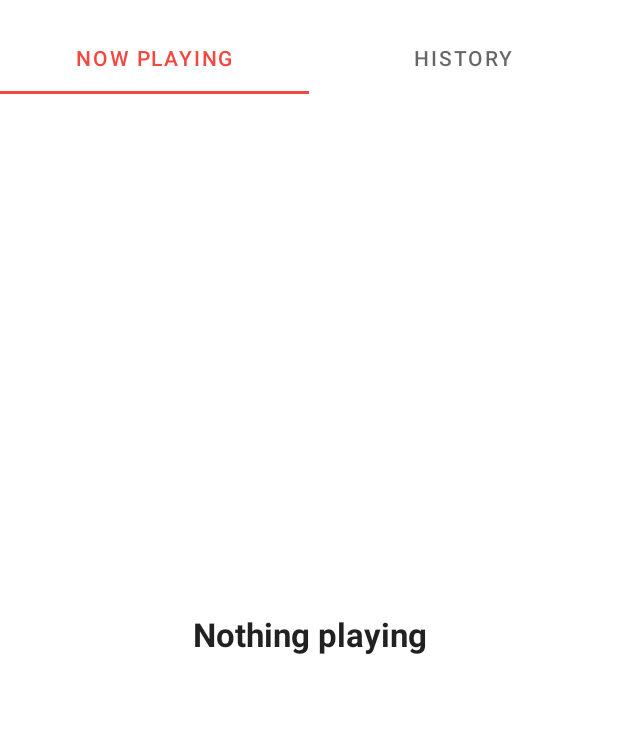
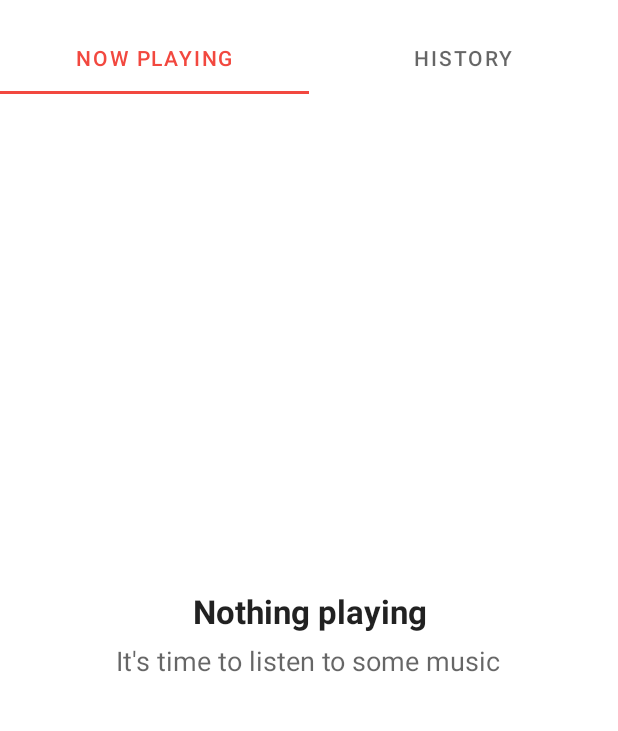
Before and after one commit to SecondThundeR/Scroball-X, an Android app: the NowPlayingFragment screen opened directly, with no data from a screen before it, on a phone screen of 412 x 824 dp, the part 62-793 px from its top. Run offline under Robolectric (Android 15) with nearby library versions, the phone set to English and light mode, and no system bars; libraries missing offline, so code that uses them is left out: com.raizlabs.android, de.umass.lastfm; 4 statements that could not run were skipped.

Commit message:
Update
- Changed some strings
- Dark theme bg color changed to black (For OLED)
- Fixed some bugs
- Version changed to 2.1
- New subtitle for Nothing Playing
- Album cover shadow changed to 24dp

```diff
--- a/app/build.gradle
+++ b/app/build.gradle
@@ -20,8 +20,8 @@ android {
         applicationId 'su.secondthunder.scroball'
         minSdkVersion 23
         targetSdkVersion 29
-        versionCode 4
-        versionName '2.0'
+        versionCode 5
+        versionName '2.1'
         javaCompileOptions {
             annotationProcessorOptions {
                 includeCompileClasspath false
--- a/app/src/main/java/su/secondthunder/scroball/LastfmClient.java
+++ b/app/src/main/java/su/secondthunder/scroball/LastfmClient.java
@@ -26,7 +26,7 @@ import de.umass.lastfm.scrobble.ScrobbleResult;
  * Client for accessing the Last.fm API.
  *
  * <p>Acts as a wrapper around the client in {@link de.umass.lastfm}, providing asynchronous methods
- * and transforming between the Scroball and internal API data types.
+ * and transforming between the Scroball X and internal API data types.
  */
 public class LastfmClient {
 
--- a/app/src/main/java/su/secondthunder/scroball/ui/NowPlayingFragment.java
+++ b/app/src/main/java/su/secondthunder/scroball/ui/NowPlayingFragment.java
@@ -28,6 +28,7 @@ public class NowPlayingFragment extends Fragment {
   private TextView titleTextView;
   private TextView artistTextView;
   private TextView nothingPlayingTextView;
+  private TextView nothingPlayingDescTextView;
 
   @Override
   public View onCreateView(
@@ -38,6 +39,7 @@ public class NowPlayingFragment extends Fragment {
     titleTextView = (TextView) rootView.findViewById(R.id.now_playing_title);
     artistTextView = (TextView) rootView.findViewById(R.id.now_playing_artist);
     nothingPlayingTextView = (TextView) rootView.findViewById(R.id.now_playing_nothing_playing);
+    nothingPlayingDescTextView = (TextView) rootView.findViewById(R.id.now_playing_nothing_playing_desc);
     return rootView;
   }
 
@@ -67,7 +69,7 @@ public class NowPlayingFragment extends Fragment {
     if (track.isValid()) {
       String artistText = track.artist();
       if (track.album().isPresent()) {
-        artistText = String.format("%s — %s", track.artist(), track.album().get());
+        artistText = String.format("%s • %s", track.artist(), track.album().get());
       }
 
       titleTextView.setText(track.track());
@@ -86,9 +88,11 @@ public class NowPlayingFragment extends Fragment {
 
       detailGroup.setVisibility(View.VISIBLE);
       nothingPlayingTextView.setVisibility(View.GONE);
+      nothingPlayingDescTextView.setVisibility(View.GONE);
     } else {
       detailGroup.setVisibility(View.GONE);
       nothingPlayingTextView.setVisibility(View.VISIBLE);
+      nothingPlayingDescTextView.setVisibility(View.VISIBLE);
     }
   }
 }
--- a/app/src/main/java/su/secondthunder/scroball/ui/prefs/MainPreferencesFragment.java
+++ b/app/src/main/java/su/secondthunder/scroball/ui/prefs/MainPreferencesFragment.java
@@ -29,13 +29,13 @@ public class MainPreferencesFragment extends PreferenceFragmentCompat {
             return true;
         });
         findPreference("notifications").setOnPreferenceClickListener(preference -> {
-            Intent intent = new Intent(getActivity(), NotificationPreferencesFragment.class);
+            Intent intent = new Intent(getActivity(), NotificationPreferenceActivity.class);
             intent.addFlags(Intent.FLAG_ACTIVITY_CLEAR_TOP);
             startActivity(intent);
             return false;
         });
         findPreference("players").setOnPreferenceClickListener(preference -> {
-            Intent intent = new Intent(getActivity(), PlayerPreferencesFragment.class);
+            Intent intent = new Intent(getActivity(), PlayerPreferenceActivity.class);
             intent.addFlags(Intent.FLAG_ACTIVITY_CLEAR_TOP);
             startActivity(intent);
             return false;
--- a/app/src/main/java/su/secondthunder/scroball/ui/prefs/PlayerPreferencesFragment.java
+++ b/app/src/main/java/su/secondthunder/scroball/ui/prefs/PlayerPreferencesFragment.java
@@ -19,7 +19,7 @@ import su.secondthunder.scroball.R;
 public class PlayerPreferencesFragment extends PreferenceFragmentCompat {
     @Override
     public void onCreatePreferences(Bundle savedInstanceState, String rootKey) {
-        setPreferencesFromResource(R.xml.pref_notification, rootKey);
+        setPreferencesFromResource(R.xml.pref_players, rootKey);
 
         SharedPreferences sharedPreferences = this.getPreferenceManager().getSharedPreferences();
         Set<String> prefKeys = sharedPreferences.getAll().keySet();
--- a/app/src/main/res/layout/activity_main.xml
+++ b/app/src/main/res/layout/activity_main.xml
@@ -44,7 +44,8 @@
             <com.google.android.material.tabs.TabLayout
                 android:id="@+id/tabs"
                 android:layout_width="match_parent"
-                android:layout_height="wrap_content" />
+                android:layout_height="wrap_content"
+                app:tabBackground="@color/bg" />
 
         </com.google.android.material.appbar.AppBarLayout>
 
--- a/app/src/main/res/layout/fragment_now_playing.xml
+++ b/app/src/main/res/layout/fragment_now_playing.xml
@@ -1,5 +1,6 @@
 <?xml version="1.0" encoding="utf-8"?>
 <LinearLayout xmlns:android="http://schemas.android.com/apk/res/android"
+    xmlns:tools="http://schemas.android.com/tools"
     android:layout_width="match_parent"
     android:layout_height="match_parent"
     xmlns:app="http://schemas.android.com/apk/res-auto"
@@ -18,13 +19,14 @@
             android:layout_centerHorizontal="true"
             android:layout_margin="16dp"
             app:cardCornerRadius="16dp"
-            app:cardElevation="12dp"
+            app:cardElevation="24dp"
             app:cardMaxElevation="12dp">
 
             <ImageView
                 android:id="@+id/now_playing_art"
                 android:layout_width="match_parent"
                 android:layout_height="match_parent"
+                android:contentDescription="@string/albumart_desc"
                 android:scaleType="fitCenter"
                 android:src="@mipmap/ic_launcher" />
         </androidx.cardview.widget.CardView>
@@ -35,28 +37,47 @@
             android:layout_width="match_parent"
             android:layout_height="wrap_content"
             android:layout_below="@+id/now_playing_art_card"
-            android:text="Track"
+            android:layout_marginLeft="8dp"
+            android:layout_marginRight="8dp"
+            android:text="@string/track"
             android:textAlignment="center"
             android:textStyle="bold" />
+
         <TextView
             android:id="@+id/now_playing_artist"
+            style="@android:style/TextAppearance.Small"
             android:layout_width="match_parent"
             android:layout_height="wrap_content"
             android:layout_below="@+id/now_playing_title"
-            android:text="Artist — Album"
-            android:textAlignment="center"
-            style="@android:style/TextAppearance.Small"/>
+            android:layout_marginLeft="8dp"
+            android:layout_marginTop="4dp"
+            android:layout_marginRight="8dp"
+            android:text="@string/album"
+            android:textAlignment="center" />
     </RelativeLayout>
 
     <TextView
         android:id="@+id/now_playing_nothing_playing"
-        android:layout_width="match_parent"
-        android:layout_height="match_parent"
+        style="@android:style/TextAppearance.Large"
+        android:layout_width="wrap_content"
+        android:layout_height="wrap_content"
+        android:layout_gravity="center"
         android:text="@string/nothing_playing"
+        android:layout_marginBottom="4dp"
         android:textAlignment="center"
-        android:gravity="center"
+        android:textColor="?android:textColorPrimary"
         android:textStyle="bold"
-        android:textColor="?android:textColorPrimary"
-        android:visibility="gone"
-        style="@android:style/TextAppearance.Large"/>
+        android:visibility="gone" />
+
+    <TextView
+        android:id="@+id/now_playing_nothing_playing_desc"
+        style="@android:style/TextAppearance.Medium"
+        android:layout_width="wrap_content"
+        android:layout_height="wrap_content"
+        android:layout_gravity="center"
+        android:layout_marginTop="2dp"
+        android:text="@string/nothing_playing_desc"
+        android:textAlignment="center"
+        android:textColor="?android:textColorSecondary"
+        android:visibility="gone" />
 </LinearLayout>
--- a/app/src/main/res/values-night/colors.xml
+++ b/app/src/main/res/values-night/colors.xml
@@ -1,6 +1,6 @@
 <?xml version="1.0" encoding="utf-8"?>
 <resources>
-    <color name="bg">#121212</color>
+    <color name="bg">#000000</color>
     <color name="colorAccent">#F2483F</color>
     <color name="text">#ffffff</color>
 </resources>
--- a/app/src/main/res/values/arrays.xml
+++ b/app/src/main/res/values/arrays.xml
@@ -7,8 +7,8 @@
     </string-array>
 
     <string-array name="theme_frontend">
-        <item>Automatically</item>
-        <item>Light</item>
-        <item>Dark</item>
+        <item>@string/pref_auto</item>
+        <item>@string/pref_light_theme</item>
+        <item>@string/pref_dark_theme</item>
     </string-array>
 </resources>
--- a/app/src/main/res/values/strings.xml
+++ b/app/src/main/res/values/strings.xml
@@ -25,7 +25,11 @@
     <string name="pref_title_notification_sound">Sound</string>
     <string name="pref_title_notification_light">Light</string>
 
+    <!-- Strings related to app theme -->
     <string name="pref_header_dark_theme">App theme</string>
+    <string name="pref_auto">Automatically</string>
+    <string name="pref_light_theme">Light</string>
+    <string name="pref_dark_theme">Dark</string>
 
     <!-- Strings related to login -->
     <string name="title_activity_login">Sign in</string>
@@ -35,9 +39,10 @@
     <string name="error_unknown">An unknown error occurred</string>
     <string name="error_internet">You are not connected to the internet</string>
     <string name="splash_notification_access">Notification Access required</string>
-    <string name="splash_notification_access_text">The Notification Access permission is required by Scroball to read device playback state.</string>
+    <string name="splash_notification_access_text">The Notification Access permission is required by Scroball X to read device playback state.</string>
     <string name="login_welcome">Welcome to Scroball X</string>
-    <string name="login_desc">Scroball X is an unofficial modification of lightweight scrobbler for Last.fm which can track music playback from almost any media player on Android</string>
+    <string name="login_desc">Scroball X is an unofficial modification of lightweight scrobbler for last.fm for Android
+        \nTo get started, you must log in to your last.fm profile</string>
 
     <!-- Strings related to the main screen -->
     <string name="settings">Settings</string>
@@ -47,6 +52,10 @@
 
     <!-- Strings related to the now playing screen -->
     <string name="nothing_playing">Nothing playing</string>
+    <string name="nothing_playing_desc">It\'s time to listen to some music</string>
+    <string name="track">Track</string>
+    <string name="album">Artist • Album</string>
+    <string name="albumart_desc">Album cover</string>
 
     <!-- Strings related to notifications -->
     <string name="notification_channel_name_scrobble">Scrobbles</string>
@@ -54,7 +63,7 @@
     <string name="notification_channel_name_now_playing">Now Playing</string>
     <string name="authentication_error_title">Scroball X authentication error</string>
     <string name="authentication_error_content">You have been logged out from
-        Scroball X and scrobbling is paused. Tap here to login.</string>
+        last.fm and scrobbling is paused. Tap here to re-login.</string>
     <string name="notification_action_love">Love</string>
     <string name="notification_action_loved">Loved</string>
 </resources>
```
Also changed, not shown: app/src/main/res/values-v27/styles.xml (+14 -0 lines), 3 other files.
